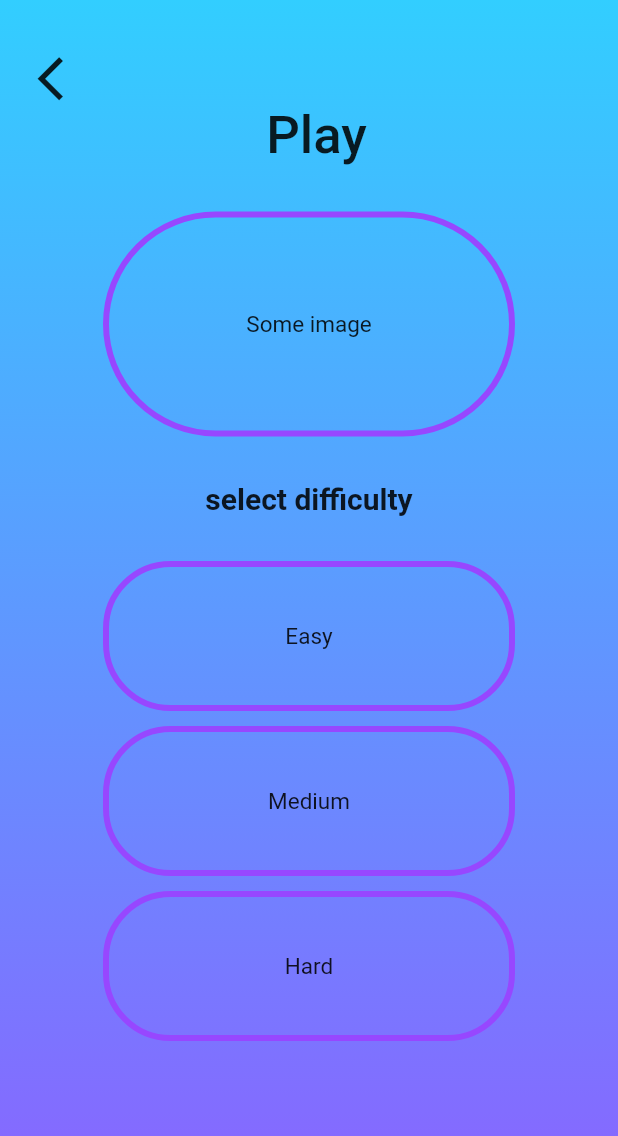
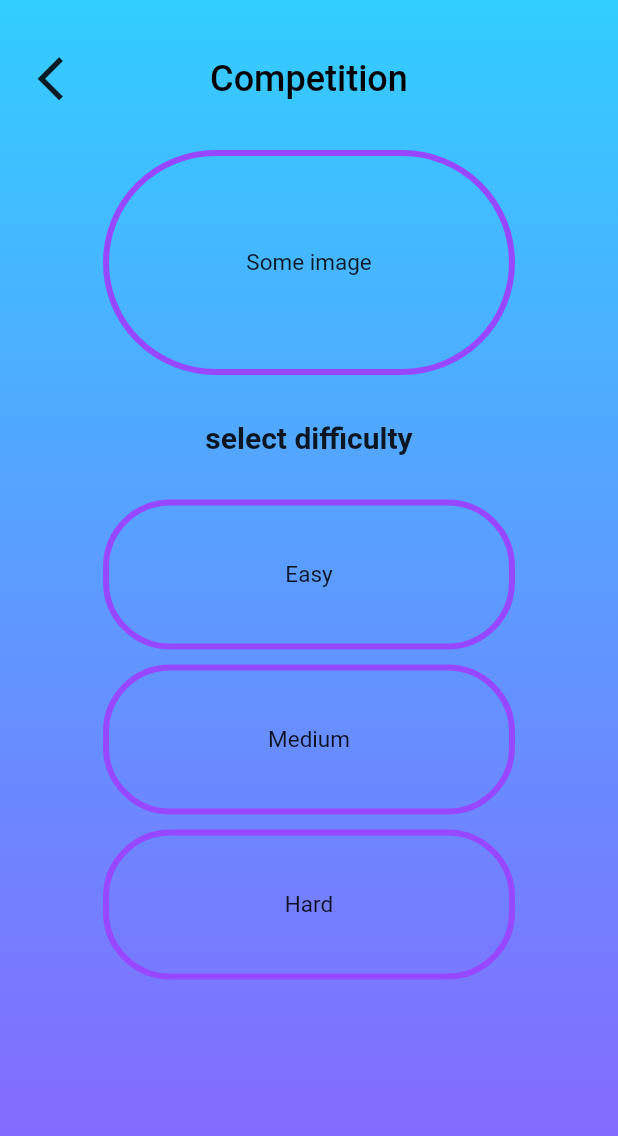
Before and after one commit to Green-Archive/flutter_burnner, a Flutter app: the SelectDifficulty screen opened by its route, on a phone screen of 412 x 824 dp. Shown: the top 1136 px of the screen. Run offline on Flutter 3.47's test engine with Material 2 defaults, Android fonts, the phone set to English and light mode, and no system bars; our stand-ins replace google_fonts; Roboto replaces fonts that are missing (Poppins).

Commit message:
flutter 3 columns

```diff
--- a/lib/main.dart
+++ b/lib/main.dart
@@ -1,11 +1,6 @@
 import 'package:flutter/material.dart';
 import 'package:flutter_burnner/pages/easy_play.dart';
 import 'package:flutter_burnner/pages/select_difficulty.dart';
-// import 'package:flutter_flow/flutter_flow_theme.dart';
-// import 'package:flutter_flow/flutter_flow_util.dart';
-// import 'package:testing/login_screen.dart';
-// import 'package:testing/login_screen.dart';
-
 
 import 'pages/login_screen.dart';
 
--- a/lib/pages/easy_play.dart
+++ b/lib/pages/easy_play.dart
@@ -17,27 +17,19 @@ class EasyPlay extends StatelessWidget {
             child: Row(
               mainAxisAlignment: MainAxisAlignment.spaceBetween,
               children: [
-                Container(
-                  alignment: AlignmentDirectional.topStart,
-                  padding: const EdgeInsets.only(left: 10.0),
-                  child: GestureDetector(
+                InkWell(
                   onTap: () {
                     Navigator.pop(context);
                   },
                   child: const Text("Back",
                       style: TextStyle(
-                          fontFamily: 'Poppins',
                         fontSize: 35,
                         fontWeight: FontWeight.w500,
                       )),
                 ),
-                ),
                 Container(
-                  alignment: AlignmentDirectional.topCenter,
-                  padding: const EdgeInsets.only(left: 10.0),
                   child: const Text("Logo",
                       style: TextStyle(
-                        fontFamily: 'Poppins',
                         fontSize: 35,
                         fontWeight: FontWeight.w500,
                       )),
--- a/lib/pages/home_screen.dart
+++ b/lib/pages/home_screen.dart
@@ -46,7 +46,6 @@ class HomeScreen extends StatelessWidget {
               child: const Text("Let's play",
                   style: TextStyle(
                     color: Colors.white,
-                    fontFamily: 'Poppins',
                     fontSize: 35,
                     fontWeight: FontWeight.w500,
                   )),
--- a/lib/pages/select_difficulty.dart
+++ b/lib/pages/select_difficulty.dart
@@ -12,25 +12,39 @@ class SelectDifficulty extends StatelessWidget {
         child: Scaffold(
       body: Container(
         decoration: ThemeApp().background(),
-        child: Column(children: [
-          InkWell(
+        child: Column(mainAxisSize: MainAxisSize.max, children: [
+          SizedBox(height: 35),
+          Row(
+            mainAxisSize: MainAxisSize.max,
+            mainAxisAlignment: MainAxisAlignment.center,
+            children: [
+              Expanded(
+                child: Container(
+                  padding: EdgeInsets.only(left: 25),
+                  alignment: AlignmentDirectional.topStart,
+                  child: InkWell(
                       onTap: () {
                         Navigator.pop(context);
                       },
-            child: Container(
-              alignment: AlignmentDirectional.topStart,
-              padding: const EdgeInsets.only(left: 25.0, top: 35.0),
-              child: Icon(Icons.arrow_back_ios,size: 35.0,),
+                      child: const Icon(
+                        Icons.arrow_back_ios,
+                        size: 35.0,
+                      )),
                 ),
               ),
-          Container(
-            alignment: AlignmentDirectional.topCenter,
-            padding: const EdgeInsets.only(left: 10.0),
-            child: const Text("Play",
+              Expanded(
+                child: Container(
+                  alignment: AlignmentDirectional.center,
+                  child: Text("Competition",
                       style: TextStyle(
-                  fontSize: 35,
+                        color: Colors.black,
+                        fontSize: 24,
                         fontWeight: FontWeight.w500,
                       )),
+                ),
+              ),
+              Expanded(child: Container())
+            ],
           ),
           const SizedBox(
             height: 30,
```
Lines whose indentation alone changed are shown as unchanged.
